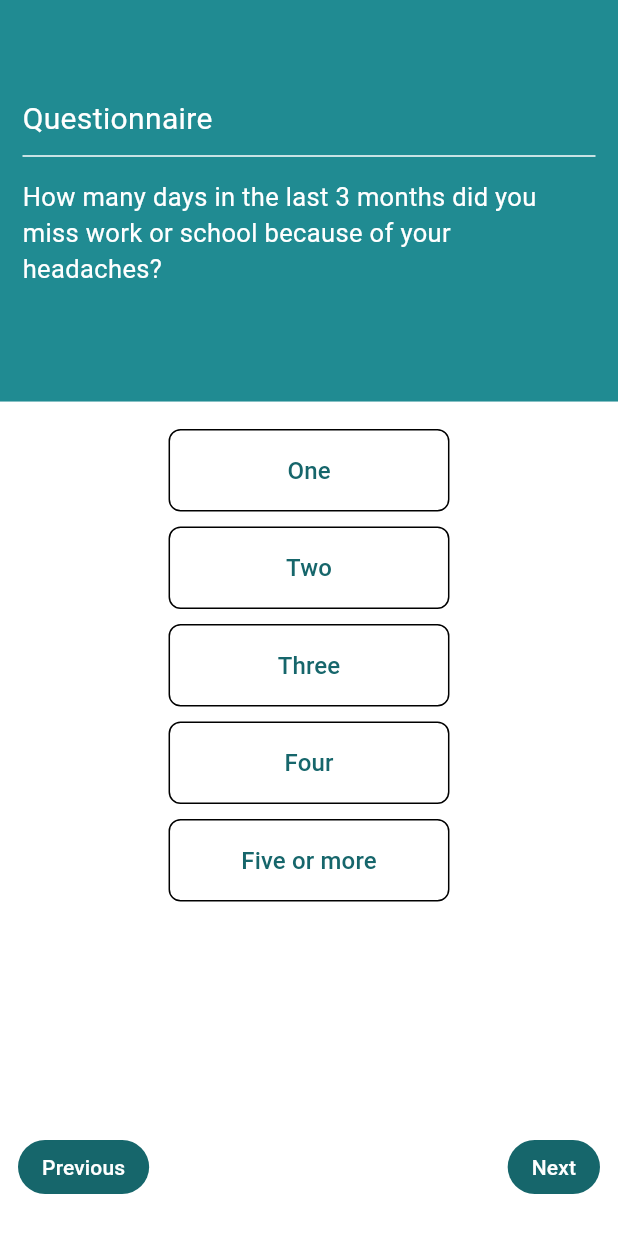
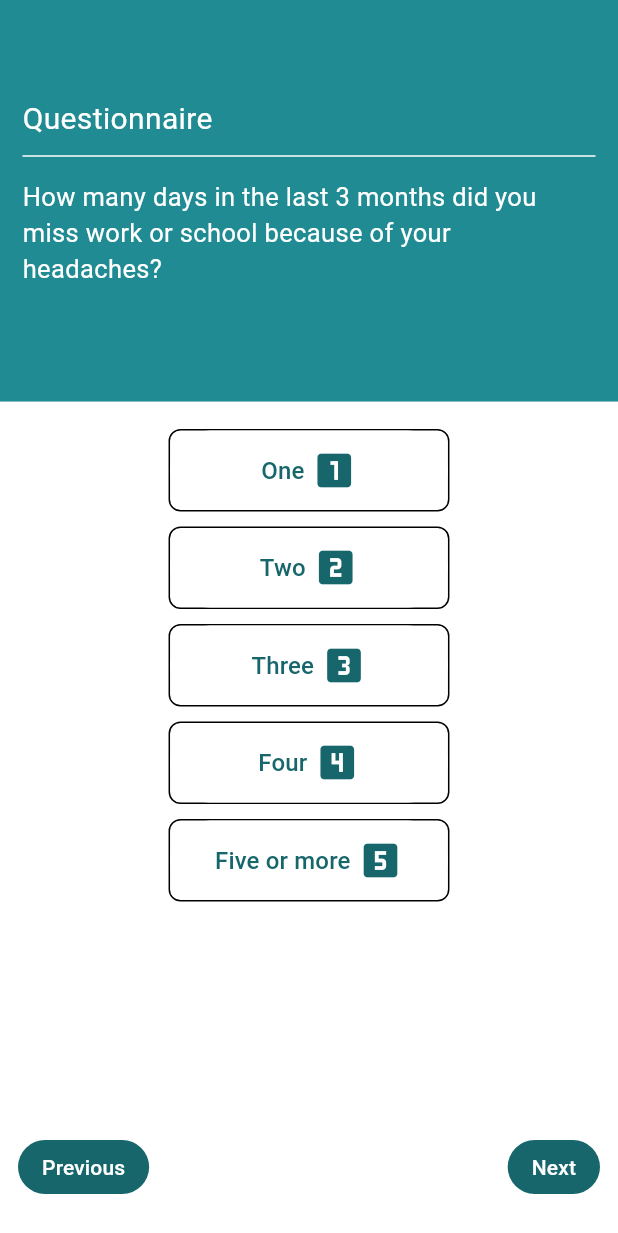
Before and after one commit to sanikaahadap/migraine_review, a Flutter app: the MIDASAssessmentPage screen opened directly, on a phone screen of 412 x 824 dp. Shown: the top 1233 px of the screen. Run offline on Flutter 3.47's test engine with Material 3 defaults, Android fonts, the phone set to English and light mode, and no system bars; our stand-ins replace cloud_firestore, file_picker, firebase_auth, firebase_core, firebase_storage, fl_chart and 4 more; missing offline and left inert: easy_pdf_viewer; accounts and stored records are empty.

Commit message:
midas icons

```diff
--- a/lib/main_features/midas_assessment/midas.dart
+++ b/lib/main_features/midas_assessment/midas.dart
@@ -55,6 +55,23 @@ class MIDASAssessmentPageState extends State<MIDASAssessmentPage> {
       }
     });
   }
+  IconData _getIconForOption(String option) {
+    switch (option) {
+      case 'One':
+        return Icons.looks_one;
+      case 'Two':
+        return Icons.looks_two;
+      case 'Three':
+        return Icons.looks_3;
+      case 'Four':
+        return Icons.looks_4;
+      case 'Five or more':
+        return Icons.looks_5;
+      default:
+        return Icons.error; // Default icon for unrecognized options
+    }
+  }
+
 
   int calculateScore() {
     int score = 0;
@@ -130,16 +147,14 @@ class MIDASAssessmentPageState extends State<MIDASAssessmentPage> {
                       children: List.generate(_options.length, (index) {
                         return Container(
                           height: 55,
-                          width: MediaQuery.of(context).size.width / 2.2, // Adjust width to cover almost entire width
+                          width: MediaQuery.of(context).size.width / 2.2,
                           decoration: BoxDecoration(
                             borderRadius: BorderRadius.circular(8.0),
-                            color: _selectedOptions[_currentPageIndex] == _options[index]
-                                ? const Color(0xFF16666B) // Selected option background color
-                                : Colors.white, // Default color
+                            color: Colors.white,
                             border: Border.all(
                               color: _selectedOptions[_currentPageIndex] == _options[index]
-                                  ? const Color(0xFF16666B) // Selected option border color
-                                  : Colors.black, // Default color
+                                  ? const Color(0xFF16666B)
+                                  : Colors.black,
                             ),
                           ),
                           child: TextButton(
@@ -147,18 +162,34 @@ class MIDASAssessmentPageState extends State<MIDASAssessmentPage> {
                               _selectOption(_currentPageIndex, _options[index]);
                             },
                             style: TextButton.styleFrom(
-                              foregroundColor: _selectedOptions[_currentPageIndex] == _options[index]
-                                  ? Colors.white // Selected option text color
-                                  : const Color(0xFF16666B), // Default text color
+                              backgroundColor: _selectedOptions[_currentPageIndex] == _options[index]
+                                  ? Colors.white
+                                  : const Color(0xFFFFFFFF),
                             ),
-                            child: Text(
-                              _options[index],
-                              style: const TextStyle(fontSize: 16), // Increased text size
+                            child: Row(
+                              mainAxisAlignment: MainAxisAlignment.center,
+                              children: [
+                                Text(
+                                  _options[index],
+                                  style: TextStyle(
+                                    fontSize: 16,
+                                    color: const Color(0xFF16666B),
+                                  ),
+                                ),
+                                const SizedBox(width: 5),
+                                Icon(
+                                  _getIconForOption(_options[index]),
+                                  size: 30,
+                                  color: const Color(0xFF16666B),
+                                ),
+                              ],
                             ),
                           ),
                         );
                       }),
                     ),
+
+
                   ],
                 ),
               ),
```
